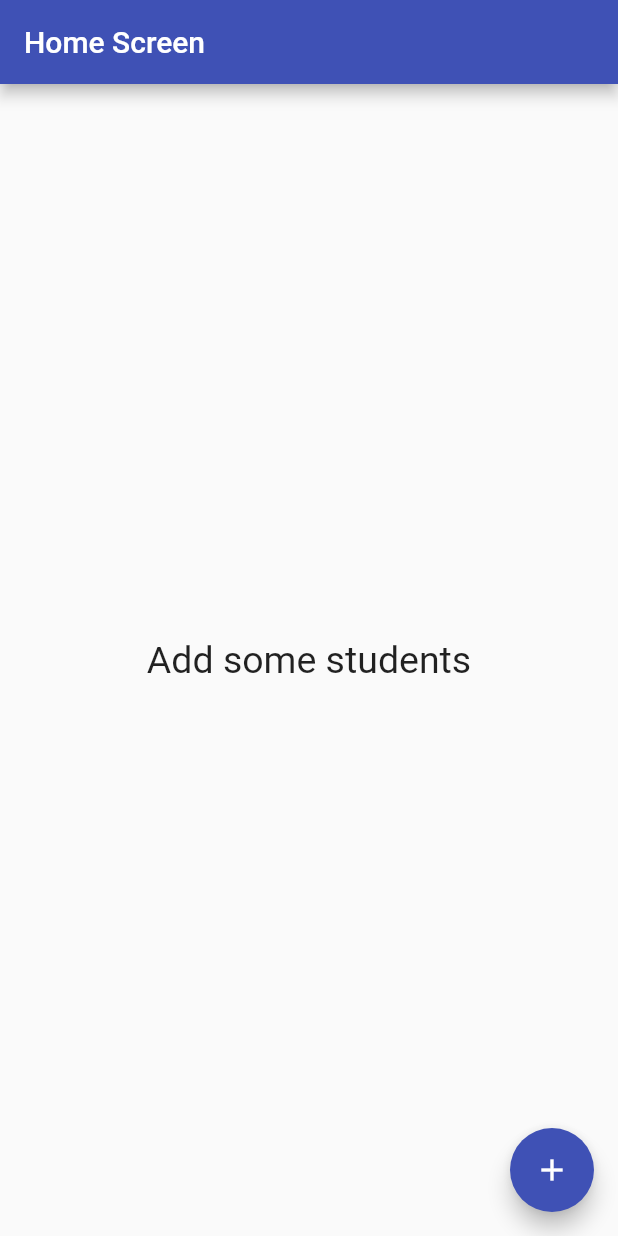
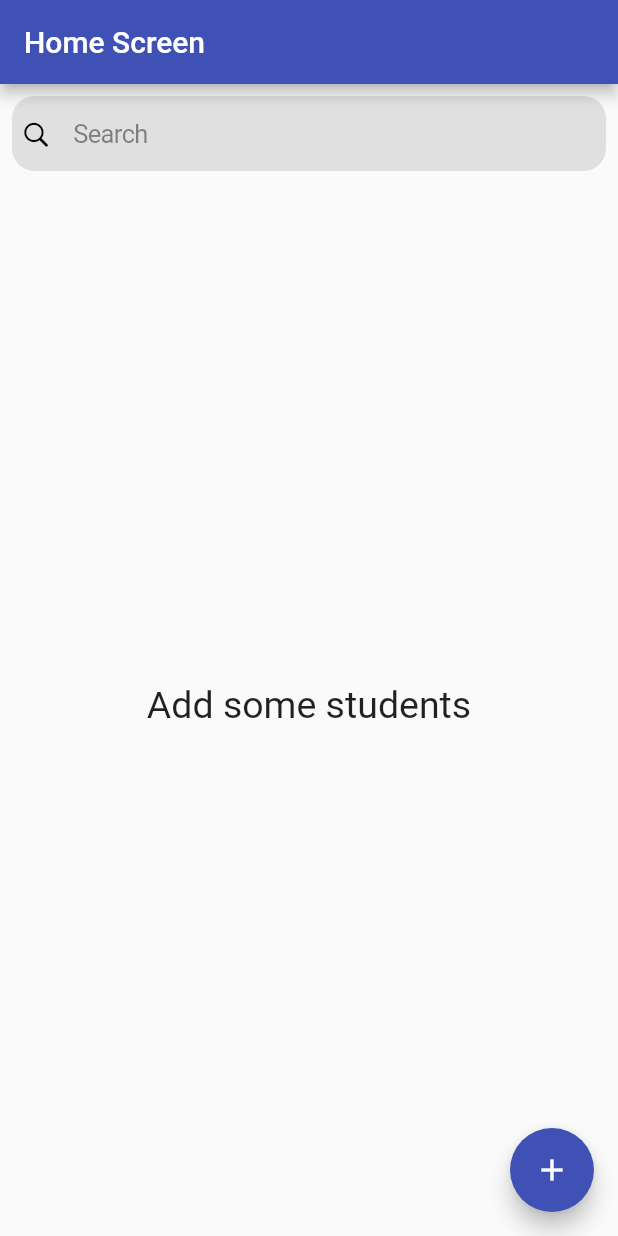
Before and after one commit to habeeb321/Student-Management, a Flutter app: the screen it shows after launch, on a phone screen of 412 x 824 dp. Run offline on Flutter 3.47's test engine with Material 2 defaults, Android fonts, the phone set to English and light mode, and no system bars; our stand-ins replace hive_flutter, image_picker; accounts and stored records are empty.

Commit message:
project modified

```diff
--- a/lib/main.dart
+++ b/lib/main.dart
@@ -2,6 +2,7 @@ import 'package:flutter/material.dart';
 import 'package:hive_flutter/hive_flutter.dart';
 import 'package:provider/provider.dart';
 import 'package:week_5/controller/provider/provider_student.dart';
+import 'package:week_5/model/functions/db_functions.dart';
 import 'package:week_5/model/model/data_model.dart';
 import 'package:week_5/screen_home.dart';
 
@@ -19,13 +20,16 @@ class MyApp extends StatelessWidget {
 
   @override
   Widget build(BuildContext context) {
-    return ChangeNotifierProvider(
-      create: (context) => ProviderStudent(),
+    return MultiProvider(
+      providers: [
+        ChangeNotifierProvider(create: (context) => ProviderStudent()),
+        ChangeNotifierProvider(create: (context) => FunctionsDB()),
+      ],
       child: MaterialApp(
         debugShowCheckedModeBanner: false,
         title: 'Login Page',
         theme: ThemeData(primarySwatch: Colors.indigo),
-        home: const ScreenHome(),
+        home: ScreenHome(),
       ),
     );
   }
--- a/lib/screen_home.dart
+++ b/lib/screen_home.dart
@@ -1,14 +1,18 @@
+import 'package:flutter/cupertino.dart';
 import 'package:flutter/material.dart';
-import 'package:week_5/model/functions/db_functions.dart';
+import 'package:provider/provider.dart';
+import 'package:week_5/controller/core/constants.dart';
+import 'package:week_5/controller/provider/provider_student.dart';
 import 'package:week_5/view/widgets/add_student_widget.dart';
 import 'package:week_5/view/widgets/list_student_widget.dart';
 
 class ScreenHome extends StatelessWidget {
-  const ScreenHome({super.key});
+  ScreenHome({super.key});
+  TextEditingController searchController = TextEditingController();
 
   @override
   Widget build(BuildContext context) {
-    getAllStudent();
+    Provider.of<ProviderStudent>(context, listen: false).getAllStudents();
     return Scaffold(
       appBar: AppBar(
         title: const Text('Home Screen'),
@@ -24,10 +28,28 @@ class ScreenHome extends StatelessWidget {
         //   ),
         // ],
       ),
-      body: const SafeArea(
+      body: SafeArea(
         child: Padding(
-          padding: EdgeInsets.all(16.0),
-          child: ListStudentWidget(),
+          padding: const EdgeInsets.all(8.0),
+          child: Column(
+            children: [
+              CupertinoSearchTextField(
+                padding: const EdgeInsets.all(15),
+                borderRadius: BorderRadius.circular(15),
+                prefixIcon:
+                    const Icon(CupertinoIcons.search, color: Colors.black),
+                style: const TextStyle(color: Colors.black),
+                backgroundColor: Colors.grey.shade300,
+                controller: searchController,
+                onChanged: (value) {
+                  Provider.of<ProviderStudent>(context, listen: false)
+                      .runFilter(value);
+                },
+              ),
+              kHeight10,
+              ListStudentWidget(controller: searchController)
+            ],
+          ),
         ),
       ),
       floatingActionButton: FloatingActionButton(
--- a/lib/view/widgets/list_student_widget.dart
+++ b/lib/view/widgets/list_student_widget.dart
@@ -1,19 +1,19 @@
 import 'dart:io';
 import 'package:flutter/material.dart';
+import 'package:provider/provider.dart';
+import 'package:week_5/controller/provider/provider_student.dart';
 import 'package:week_5/model/functions/db_functions.dart';
-import 'package:week_5/model/model/data_model.dart';
 import 'package:week_5/view/widgets/student_details.dart';
 
 class ListStudentWidget extends StatelessWidget {
-  const ListStudentWidget({super.key});
-
+  ListStudentWidget({super.key, required this.controller});
+  TextEditingController controller = TextEditingController();
   @override
   Widget build(BuildContext context) {
-    return ValueListenableBuilder(
-      valueListenable: studentListNotifier,
-      builder:
-          (BuildContext ctx, List<StudentModel> studentList, Widget? child) {
-        return studentList.isEmpty
+    return Expanded(
+      child: Consumer<ProviderStudent>(
+        builder: (BuildContext ctx, studentList, Widget? child) {
+          return studentList.foundUsers.isEmpty
               ? const Center(
                   child: Text(
                     'Add some students',
@@ -21,8 +21,10 @@ class ListStudentWidget extends StatelessWidget {
                   ),
                 )
               : ListView.separated(
+                  shrinkWrap: true,
+                  physics: const BouncingScrollPhysics(),
                   itemBuilder: (ctx, index) {
-                  final data = studentList[index];
+                    final data = studentList.foundUsers[index];
                     return ListTile(
                       tileColor: Colors.blue[100],
                       shape: RoundedRectangleBorder(
@@ -42,7 +44,8 @@ class ListStudentWidget extends StatelessWidget {
                       ),
                       trailing: IconButton(
                         onPressed: () {
-                        deleteStudent(index);
+                          Provider.of<FunctionsDB>(context, listen: false)
+                              .deleteStudent(index);
                           ScaffoldMessenger.of(context).showSnackBar(
                             const SnackBar(
                               behavior: SnackBarBehavior.floating,
@@ -76,9 +79,10 @@ class ListStudentWidget extends StatelessWidget {
                   separatorBuilder: (ctx, index) {
                     return const Divider();
                   },
-                itemCount: studentList.length,
+                  itemCount: studentList.foundUsers.length,
                 );
         },
+      ),
     );
   }
 }
```
Also changed, not shown: lib/controller/provider/provider_student.dart (+26 -0 lines), lib/model/functions/db_functions.dart (+12 -11 lines), lib/view/widgets/add_student_widget.dart (+22 -21 lines), lib/view/widgets/edit_student.dart (+6 -2 lines). Lines whose indentation alone changed are shown as unchanged.
